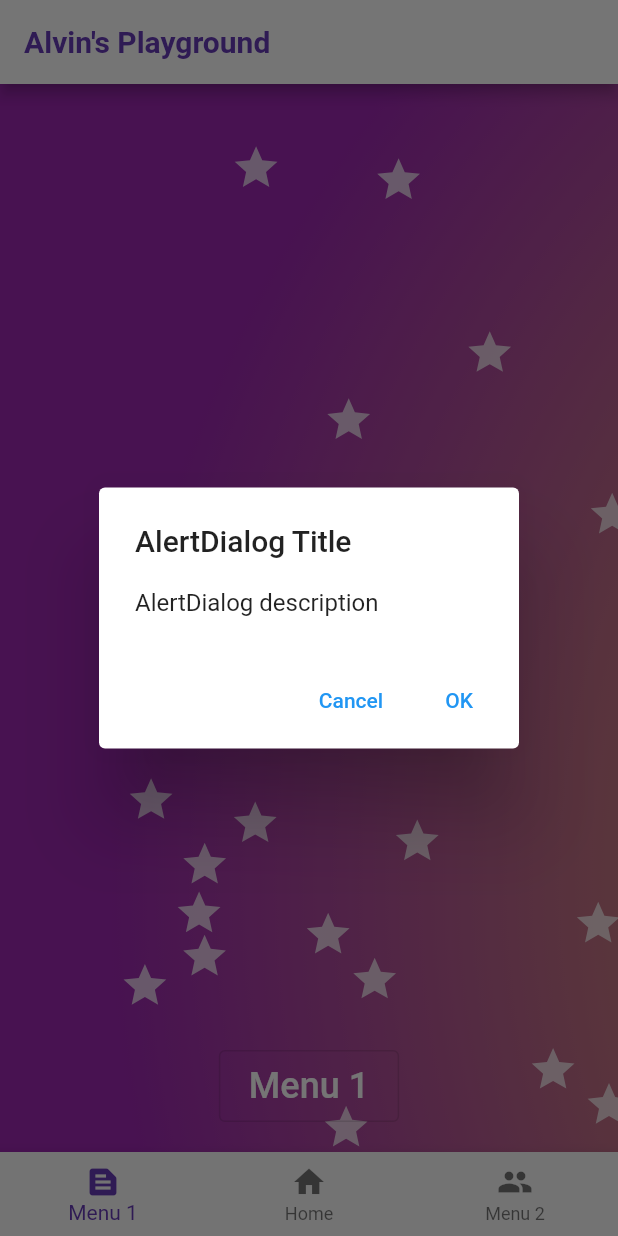
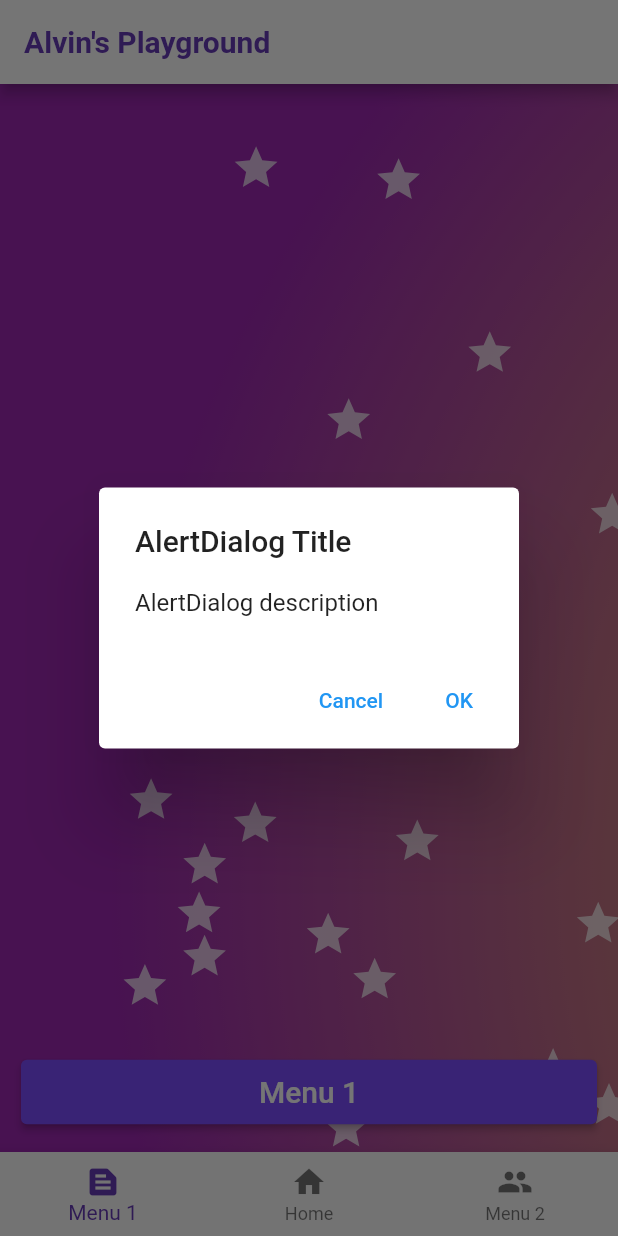
Before and after one commit to seogi1004/flutter_simple_painter, a Flutter app: the screen it shows after launch, after a tap on "Menu 1", on a phone screen of 412 x 824 dp. Run offline on Flutter 3.47's test engine with Material 2 defaults, Android fonts, the light colour scheme and no system bars.

Commit message:
버튼 변경

```diff
--- a/lib/background.dart
+++ b/lib/background.dart
@@ -49,7 +49,7 @@ class BackgroundPainter extends CustomPainter {
     final Paint starPaint = Paint()..color = Colors.white.withOpacity(0.7);
 
     // 최초에 한번만 별 모양 좌표 생성하고 그리기
-    if (stars.isEmpty) {
+    if (stars.isEmpty && !size.isEmpty) {
       final Random random = Random();
       for (int i = 0; i < 50; i++) {
         final double x = random.nextDouble() * size.width * 3;
--- a/lib/page.dart
+++ b/lib/page.dart
@@ -15,10 +15,14 @@ class PageWidget extends StatelessWidget {
     return Column(
       mainAxisAlignment: MainAxisAlignment.end,
       children: [
-        Row(
-          mainAxisAlignment: MainAxisAlignment.center,
-          children: [
-            OutlinedButton(
+        Padding(
+          padding: const EdgeInsets.symmetric(
+            vertical: 16,
+            horizontal: 14,
+          ),
+          child: SizedBox(
+            width: double.infinity,
+            child: ElevatedButton(
               onPressed: () => showDialog<String>(
                 context: context,
                 builder: (BuildContext context) => AlertDialog(
@@ -39,19 +43,19 @@ class PageWidget extends StatelessWidget {
               style: OutlinedButton.styleFrom(
                 padding:
                     const EdgeInsets.symmetric(vertical: 10, horizontal: 20),
+                backgroundColor: Colors.deepPurpleAccent,
               ),
               child: Text(
                 content,
                 style: const TextStyle(
                   color: Colors.white,
                   fontWeight: FontWeight.w500,
-                  fontSize: 24,
+                  fontSize: 20,
                 ),
               ),
             ),
-          ],
+          ),
         ),
-        const SizedBox(height: 20)
       ],
     );
   }
```
Also changed, not shown: 3 other files.
